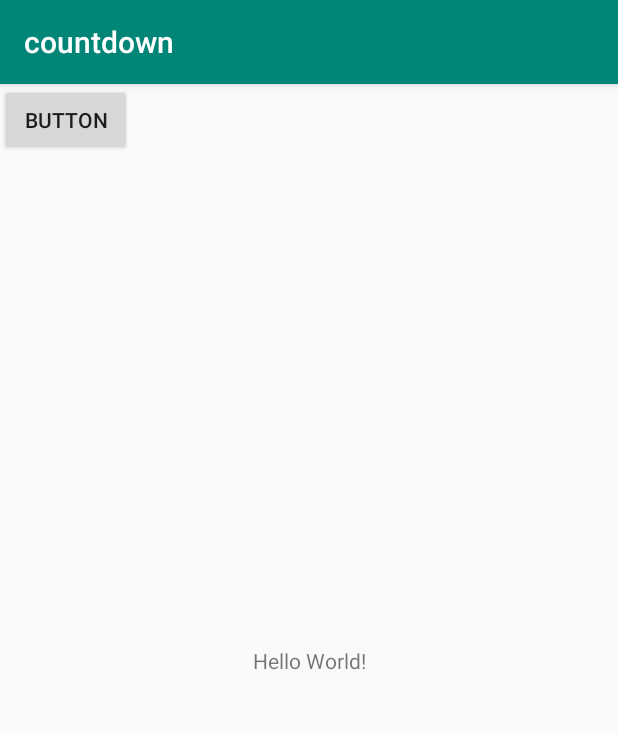
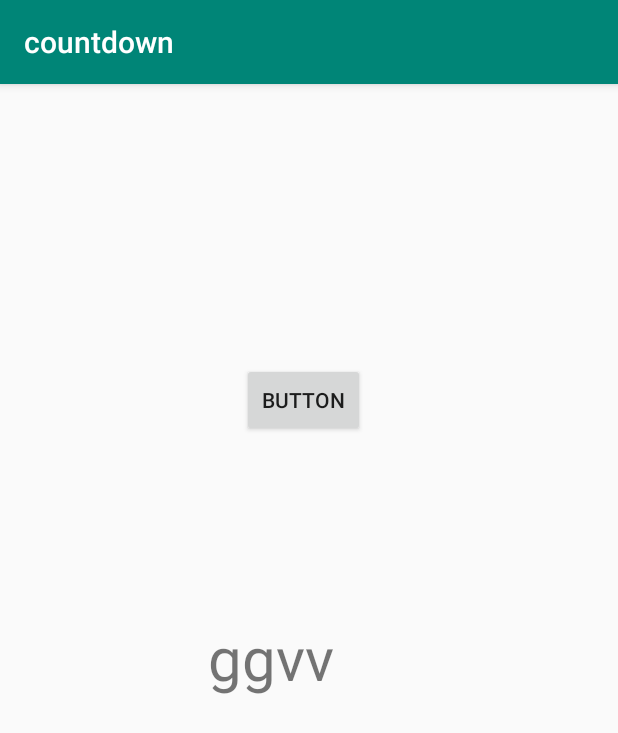
Before and after one commit to subhaniGunawardhana/countdown, an Android app: the screen it shows after launch (MainActivity), on a phone screen of 412 x 824 dp. Shown: the top 733 px of the screen. Run offline under Robolectric (Android 15) with nearby library versions, the phone set to English and light mode, and no system bars; 1 statement that could not run was skipped.

Commit message:
hasjqwhlgfwer;o

```diff
--- a/app/src/main/java/com/example/countdown/MainActivity.java
+++ b/app/src/main/java/com/example/countdown/MainActivity.java
@@ -2,6 +2,9 @@ package com.example.countdown;
 
 import android.support.v7.app.AppCompatActivity;
 import android.os.Bundle;
+import android.widget.TextView;
+
+import java.util.logging.Handler;
 
 public class MainActivity extends AppCompatActivity {
 
@@ -9,5 +12,10 @@ public class MainActivity extends AppCompatActivity {
     protected void onCreate(Bundle savedInstanceState) {
         super.onCreate(savedInstanceState);
         setContentView(R.layout.activity_main);
+        countdown();
+    }
+    private void countdown(){
+        TextView textView2 = findViewById(R.id.textView2);
+        Handler handler = new Handler();
     }
 }
--- a/app/src/main/res/layout/activity_main.xml
+++ b/app/src/main/res/layout/activity_main.xml
@@ -6,21 +6,33 @@
     android:layout_height="match_parent"
     tools:context=".MainActivity">
 
+    <Button
+        android:id="@+id/start"
+        android:layout_width="82dp"
+        android:layout_height="49dp"
+        android:layout_marginStart="160dp"
+        android:layout_marginLeft="160dp"
+        android:layout_marginTop="186dp"
+        android:layout_marginEnd="167dp"
+        android:layout_marginRight="167dp"
+        android:text="Button"
+        app:layout_constraintEnd_toEndOf="parent"
+        app:layout_constraintStart_toStartOf="parent"
+        app:layout_constraintTop_toTopOf="parent" />
+
     <TextView
+        android:id="@+id/textView2"
         android:layout_width="wrap_content"
         android:layout_height="wrap_content"
-        android:text="Hello World!"
-        app:layout_constraintBottom_toBottomOf="parent"
-        app:layout_constraintLeft_toLeftOf="parent"
-        app:layout_constraintRight_toRightOf="parent"
+        android:layout_marginStart="176dp"
+        android:layout_marginLeft="176dp"
+        android:layout_marginTop="355dp"
+        android:layout_marginEnd="227dp"
+        android:layout_marginRight="227dp"
+        android:text="ggvv"
+        android:textSize="40sp"
+        app:layout_constraintEnd_toEndOf="parent"
+        app:layout_constraintStart_toStartOf="parent"
         app:layout_constraintTop_toTopOf="parent" />
 
-    <Button
-        android:id="@+id/button"
-        android:layout_width="wrap_content"
-        android:layout_height="wrap_content"
-        android:text="Button"
-        tools:layout_editor_absoluteX="156dp"
-        tools:layout_editor_absoluteY="186dp" />
-
 </android.support.constraint.ConstraintLayout>
```
